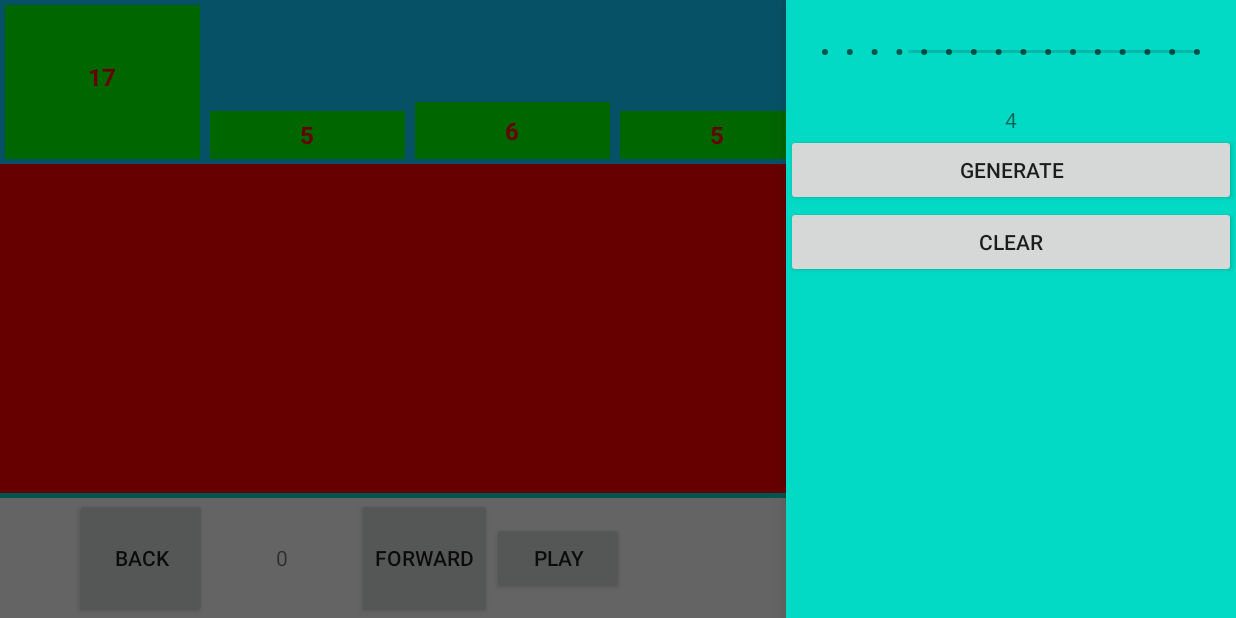
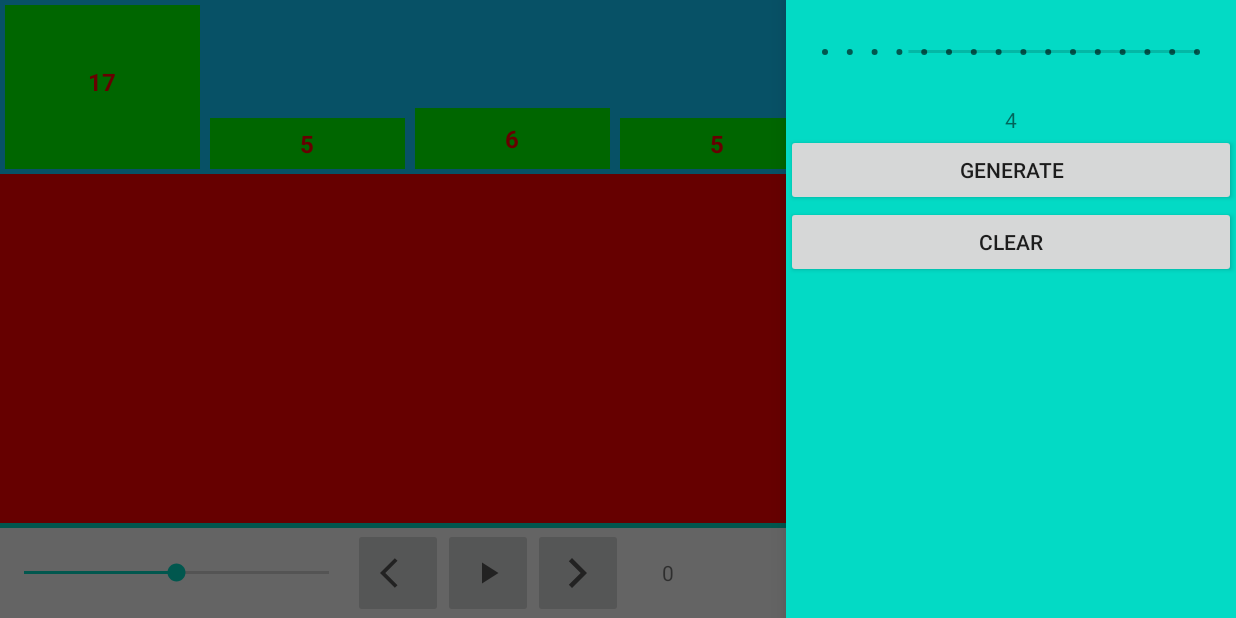
Before and after one commit to Porvil/Algoizer, an Android app: the screen it shows after launch (MergeSortActivity), after a tap on "GENERATE", on a phone screen of 824 x 412 dp (held sideways). Run offline under Robolectric (Android 15) with nearby library versions, the phone set to English and light mode, and no system bars; 3 other taps on this screen came first.

Commit message:
auto play updated, scrollview autoscroll added (small element, no text bug needs to be fixed)

```diff
--- a/app/src/main/java/com/iiitd/dsavisualizer/algorithms/sorting/merge/MergeSort.java
+++ b/app/src/main/java/com/iiitd/dsavisualizer/algorithms/sorting/merge/MergeSort.java
@@ -10,6 +10,7 @@ import android.widget.LinearLayout;
 import android.widget.TextView;
 
 import com.iiitd.dsavisualizer.R;
+import com.iiitd.dsavisualizer.runapp.others.AnimationDirection;
 import com.iiitd.dsavisualizer.runapp.others.AnimationState;
 import com.iiitd.dsavisualizer.runapp.others.ElementAnimationData;
 
@@ -67,12 +68,8 @@ public class MergeSort {
         }
 
         LinearLayout.LayoutParams layoutParams = new LinearLayout.LayoutParams(width, height);
-//        layoutParams.setMargins();
+        LayoutInflater vi = (LayoutInflater) context.getApplicationContext().getSystemService(Context.LAYOUT_INFLATER_SERVICE);
 
-//        ViewGroup.MarginLayoutParams layoutParams1 = new ViewGroup.MarginLayoutParams(width, height);
-//        layoutParams1.setMargins(5,5,5,5);
-
-        LayoutInflater vi = (LayoutInflater) context.getApplicationContext().getSystemService(Context.LAYOUT_INFLATER_SERVICE);
         linearLayout.setBackgroundColor(Color.RED);
         for(int i=0;i<data.length;i++){
             float h = (float)data[i] / (float)MAX;
@@ -124,7 +121,7 @@ public class MergeSort {
 //        AnimationState animationState = new AnimationState("MERGING LEFT AND RIGHT SIDE");
         AnimationState animationState = new AnimationState(MergeSortInfo.MERGE_STARTED, "-");
         for(int i=l;i<=r;i++){
-            animationState.add(new ElementAnimationData(arr[i].index, new Pair<>("B", 1)));
+            animationState.add(new ElementAnimationData(arr[i].index, new Pair<>(AnimationDirection.DOWN, 1)));
         }
 
         sequence.addAnimSeq(animationState);
@@ -165,8 +162,8 @@ public class MergeSort {
 
                 AnimationState animationState1 = new AnimationState(MergeSortInfo.L_LESSEQUAL_R,L[i].data + " <= " + R[j].data);
 //                AnimationState animationState1 = new AnimationState("Left <= Right");
-                ElementAnimationData u = new ElementAnimationData(L[finalI].index, new Pair<>("U", 1));
-                u.add(new Pair<>(diff < 0 ? "L" : "R", Math.abs(diff)));
+                ElementAnimationData u = new ElementAnimationData(L[finalI].index, new Pair<>(AnimationDirection.UP, 1));
+                u.add(new Pair<>(diff < 0 ? AnimationDirection.LEFT : AnimationDirection.RIGHT, Math.abs(diff)));
                 animationState1.add(u);
                 sequence.addAnimSeq(animationState1);
                 arr[k] = L[i];
@@ -179,8 +176,8 @@ public class MergeSort {
                 final int diff = start - end;
                 AnimationState animationState2 = new AnimationState(MergeSortInfo.L_GREATER_R, L[i].data + " > " + R[j].data);
 //                AnimationState animationState2 = new AnimationState("Left > Right");
-                ElementAnimationData u1 = new ElementAnimationData(R[finalJ].index, new Pair<>("U", 1));
-                u1.add(new Pair<>(diff < 0 ? "L" : "R", Math.abs(diff)));
+                ElementAnimationData u1 = new ElementAnimationData(R[finalJ].index, new Pair<>(AnimationDirection.UP, 1));
+                u1.add(new Pair<>(diff < 0 ? AnimationDirection.LEFT : AnimationDirection.RIGHT, Math.abs(diff)));
                 animationState2.add(u1);
                 sequence.addAnimSeq(animationState2);
 
@@ -205,8 +202,8 @@ public class MergeSort {
             int anim = diff < 0 ? -1 : diff>0 ? 1 : 0;
             AnimationState animationState1 = new AnimationState(MergeSortInfo.L_EXTRAS, L[i].data + " copied to final array");
 //            AnimationState animationState1 = new AnimationState("Left Extras");
-            ElementAnimationData u = new ElementAnimationData(L[finalI].index, new Pair<>("U", 1));
-            u.add(new Pair<>(diff < 0 ? "L" : "R", Math.abs(diff)));
+            ElementAnimationData u = new ElementAnimationData(L[finalI].index, new Pair<>(AnimationDirection.UP, 1));
+            u.add(new Pair<>(diff < 0 ? AnimationDirection.LEFT : AnimationDirection.RIGHT, Math.abs(diff)));
             animationState1.add(u);
             sequence.addAnimSeq(animationState1);
 
@@ -227,8 +224,8 @@ public class MergeSort {
             int anim = diff < 0 ? -1 : diff>0 ? 1 : 0;
             AnimationState animationState1 = new AnimationState(MergeSortInfo.R_EXTRAS, R[j].data + " copied to final array");
 //            AnimationState animationState1 = new AnimationState("Right Extras");
-            ElementAnimationData u = new ElementAnimationData(R[finalJ].index, new Pair<>("U", 1));
-            u.add(new Pair<>(diff < 0 ? "L" : "R", Math.abs(diff)));
+            ElementAnimationData u = new ElementAnimationData(R[finalJ].index, new Pair<>(AnimationDirection.UP, 1));
+            u.add(new Pair<>(diff < 0 ? AnimationDirection.LEFT : AnimationDirection.RIGHT, Math.abs(diff)));
             animationState1.add(u);
             sequence.addAnimSeq(animationState1);
 
@@ -253,7 +250,7 @@ public class MergeSort {
 
             //LEFT SORT
             for(int i=l;i<=m;i++){
-                animationState1.add(new ElementAnimationData(data[i].index, new Pair<>("B", 1)));
+                animationState1.add(new ElementAnimationData(data[i].index, new Pair<>(AnimationDirection.DOWN, 1)));
             }
 
             sequence.addAnimSeq(animationState1);
@@ -265,7 +262,7 @@ public class MergeSort {
 
             //RIGHT SORT
             for(int i=l;i<=m;i++){
-                animationState4.add(new ElementAnimationData(data[i].index, new Pair<>("U", 1)));
+                animationState4.add(new ElementAnimationData(data[i].index, new Pair<>(AnimationDirection.UP, 1)));
             }
 
             sequence.addAnimSeq(animationState4);
@@ -277,7 +274,7 @@ public class MergeSort {
 
             System.out.println("SORTING RIGHT SIDE");
             for(int i=m+1;i<=r;i++){
-                animationState2.add(new ElementAnimationData(data[i].index, new Pair<>("B", 1)));
+                animationState2.add(new ElementAnimationData(data[i].index, new Pair<>(AnimationDirection.DOWN, 1)));
             }
 
             sequence.addAnimSeq(animationState2);
@@ -288,7 +285,7 @@ public class MergeSort {
             final AnimationState animationState3 = new AnimationState(MergeSortInfo.RS_U, "RS Done");
 //            final AnimationState animationState3 = new AnimationState("Right Sort U");
             for(int i=m+1;i<=r;i++){
-                animationState3.add(new ElementAnimationData(data[i].index, new Pair<>("U", 1)));
+                animationState3.add(new ElementAnimationData(data[i].index, new Pair<>(AnimationDirection.UP, 1)));
             }
 
             sequence.addAnimSeq(animationState3);
@@ -300,7 +297,7 @@ public class MergeSort {
             System.out.println("Single merge");
             AnimationState animationState = new AnimationState(MergeSortInfo.SINGLE_MERGE, data[l].data + " is already sorted");
 //            AnimationState animationState = new AnimationState("Single Merge");
-            animationState.add(new ElementAnimationData(l, new Pair<>("-", 1)));
+            animationState.add(new ElementAnimationData(l, new Pair<>(AnimationDirection.NULL, 1)));
             sequence.addAnimSeq(animationState);
         }
     }
--- a/app/src/main/java/com/iiitd/dsavisualizer/algorithms/sorting/merge/MergeSortSequence.java
+++ b/app/src/main/java/com/iiitd/dsavisualizer/algorithms/sorting/merge/MergeSortSequence.java
@@ -5,6 +5,7 @@ import android.util.Pair;
 import android.view.View;
 
 import com.iiitd.dsavisualizer.runapp.others.AnimateViews;
+import com.iiitd.dsavisualizer.runapp.others.AnimationDirection;
 import com.iiitd.dsavisualizer.runapp.others.AnimationState;
 import com.iiitd.dsavisualizer.runapp.others.ElementAnimationData;
 import com.iiitd.dsavisualizer.runapp.others.Sequence;
@@ -72,7 +73,7 @@ public class MergeSortSequence extends Sequence {
         System.out.println("----------------------");
         for(ElementAnimationData elementAnimationData : old.aldDatta){
             ElementAnimationData inverse = ElementAnimationData.reverse(elementAnimationData);
-            for(Pair<String, Integer> inst : inverse.instructions){
+            for(Pair<AnimationDirection, Integer> inst : inverse.instructions){
                 int index = inverse.index;
                 System.out.println(index + " | " + inst);
 
@@ -96,7 +97,7 @@ public class MergeSortSequence extends Sequence {
         AnimationState now = animationStates.get(curSeqNo);
         System.out.println("----------------------");
         for(ElementAnimationData elementAnimationData : now.aldDatta){
-            for(Pair<String, Integer> inst : elementAnimationData.instructions){
+            for(Pair<AnimationDirection, Integer> inst : elementAnimationData.instructions){
                 int index = elementAnimationData.index;
                 System.out.println( index + " | " + inst);
 
--- a/app/src/main/java/com/iiitd/dsavisualizer/runapp/others/AnimationDirection.java
+++ b/app/src/main/java/com/iiitd/dsavisualizer/runapp/others/AnimationDirection.java
@@ -2,8 +2,8 @@ package com.iiitd.dsavisualizer.runapp.others;
 
 public enum AnimationDirection {
     NULL,
-    TOP,
+    UP,
     RIGHT,
-    BOTTOM,
+    DOWN,
     LEFT
 }
--- a/app/src/main/java/com/iiitd/dsavisualizer/utility/Util.java
+++ b/app/src/main/java/com/iiitd/dsavisualizer/utility/Util.java
@@ -2,6 +2,8 @@ package com.iiitd.dsavisualizer.utility;
 
 import android.content.Intent;
 import android.graphics.Color;
+import android.widget.ScrollView;
+import android.widget.SeekBar;
 import android.widget.TextView;
 
 public class Util {
@@ -20,10 +22,12 @@ public class Util {
         }
     }
 
-    public static void changeTextViewsColors(TextView[] textViews, int normal, int highlight, Integer[] indexes){
+    public static void changeTextViewsColors(ScrollView scrollView, TextView[] textViews, int normal, int highlight, Integer[] indexes){
         for(TextView textView : textViews){
             textView.setBackgroundColor(normal);
         }
+
+        scrollView.scrollTo(0, (int) textViews[indexes[0]].getY());
 
         for(int i:indexes){
             textViews[i].setBackgroundColor(highlight);
--- /dev/null
+++ b/app/src/main/res/drawable/ic_baseline_arrow_back_ios_24.xml
@@ -0,0 +1,10 @@
+<vector xmlns:android="http://schemas.android.com/apk/res/android"
+    android:width="24dp"
+    android:height="24dp"
+    android:viewportWidth="24"
+    android:viewportHeight="24"
+    android:tint="?attr/colorControlNormal">
+  <path
+      android:fillColor="@android:color/white"
+      android:pathData="M11.67,3.87L9.9,2.1 0,12l9.9,9.9 1.77,-1.77L3.54,12z"/>
+</vector>
--- /dev/null
+++ b/app/src/main/res/drawable/ic_baseline_arrow_forward_ios_24.xml
@@ -0,0 +1,10 @@
+<vector xmlns:android="http://schemas.android.com/apk/res/android"
+    android:width="24dp"
+    android:height="24dp"
+    android:viewportWidth="24"
+    android:viewportHeight="24"
+    android:tint="?attr/colorControlNormal">
+  <path
+      android:fillColor="@android:color/white"
+      android:pathData="M5.88,4.12L13.76,12l-7.88,7.88L8,22l10,-10L8,2z"/>
+</vector>
--- /dev/null
+++ b/app/src/main/res/drawable/ic_baseline_pause_24.xml
@@ -0,0 +1,10 @@
+<vector xmlns:android="http://schemas.android.com/apk/res/android"
+    android:width="24dp"
+    android:height="24dp"
+    android:viewportWidth="24"
+    android:viewportHeight="24"
+    android:tint="?attr/colorControlNormal">
+  <path
+      android:fillColor="@android:color/white"
+      android:pathData="M6,19h4L10,5L6,5v14zM14,5v14h4L18,5h-4z"/>
+</vector>
--- /dev/null
+++ b/app/src/main/res/drawable/ic_baseline_play_arrow_24.xml
@@ -0,0 +1,10 @@
+<vector xmlns:android="http://schemas.android.com/apk/res/android"
+    android:width="24dp"
+    android:height="24dp"
+    android:viewportWidth="24"
+    android:viewportHeight="24"
+    android:tint="?attr/colorControlNormal">
+  <path
+      android:fillColor="@android:color/white"
+      android:pathData="M8,5v14l11,-7z"/>
+</vector>
--- a/app/src/main/res/layout-land/activity_merge_sort.xml
+++ b/app/src/main/res/layout-land/activity_merge_sort.xml
@@ -6,6 +6,7 @@
 
     android:layout_height="match_parent"
     android:baselineAligned="false"
+    android:verticalScrollbarPosition="left"
     tools:context=".algorithms.sorting.merge.MergeSortActivity"
     tools:ignore="MissingDefaultResource">
 
@@ -13,8 +14,8 @@
         android:id="@+id/ll_maincontainer"
         android:layout_width="0dp"
         android:layout_height="match_parent"
-        android:orientation="vertical"
-        android:layout_weight="2">
+        android:layout_weight="2"
+        android:orientation="vertical">
 
         <LinearLayout
             android:id="@+id/ll_anim"
@@ -33,40 +34,47 @@
         <LinearLayout
             android:id="@+id/ll_animcontrols"
             android:layout_width="match_parent"
-            android:layout_height="80dp"
+            android:layout_height="60dp"
             android:gravity="center"
             android:orientation="horizontal">
 
-            <Button
+            <SeekBar
+                android:id="@+id/sb_animspeed"
+                android:layout_width="120dp"
+                android:layout_height="wrap_content"
+                android:layout_weight="1"
+                android:progress="50" />
+
+            <ImageButton
                 android:id="@+id/btn_backward"
-                android:layout_width="wrap_content"
-                android:layout_height="match_parent"
-                android:text="Back" />
+                android:layout_width="60dp"
+                android:layout_height="60dp"
+                app:srcCompat="@drawable/ic_baseline_arrow_back_ios_24" />
+
+
+            <ImageButton
+                android:id="@+id/btn_play"
+                android:layout_width="60dp"
+                android:layout_height="60dp"
+                app:srcCompat="@drawable/ic_baseline_play_arrow_24" />
+
+            <ImageButton
+                android:id="@+id/btn_forward"
+                android:layout_width="60dp"
+                android:layout_height="60dp"
+                app:srcCompat="@drawable/ic_baseline_arrow_forward_ios_24" />
 
             <TextView
                 android:id="@+id/tv_seqno"
-                android:layout_width="100dp"
-                android:layout_height="match_parent"
+                android:layout_width="60dp"
+                android:layout_height="60dp"
                 android:gravity="center"
                 android:text="0" />
 
-            <Button
-                android:id="@+id/btn_forward"
-                android:layout_width="wrap_content"
-                android:layout_height="match_parent"
-                android:text="Forward" />
-
-            <Button
-                android:id="@+id/btn_play"
-                android:layout_width="wrap_content"
-                android:layout_height="wrap_content"
-                android:text="Play" />
-
             <com.google.android.material.floatingactionbutton.FloatingActionButton
                 android:id="@+id/fab_menubutton"
-                android:layout_width="100dp"
-                android:layout_height="wrap_content"
-                android:layout_gravity="end|bottom"
+                android:layout_width="41dp"
+                android:layout_height="39dp"
                 android:layout_margin="16dp" />
 
         </LinearLayout>
@@ -118,7 +126,11 @@
         <ScrollView
             android:id="@+id/sv_psuedocode"
             android:layout_width="match_parent"
-            android:layout_height="match_parent">
+            android:layout_height="match_parent"
+            android:fadeScrollbars="false"
+            android:scrollbarSize="10dp"
+            android:scrollbarStyle="outsideInset"
+            android:verticalScrollbarPosition="left">
 
             <LinearLayout
                 android:id="@+id/ll_pseudocode"
```
Also changed, not shown: app/src/main/java/com/iiitd/dsavisualizer/algorithms/sorting/merge/MergeSortActivity.java (+82 -53 lines), app/src/main/java/com/iiitd/dsavisualizer/runapp/others/AnimateViews.java (+31 -0 lines), app/src/main/java/com/iiitd/dsavisualizer/runapp/others/ElementAnimationData.java (+27 -24 lines), app/src/main/res/drawable/ic_baseline_arrow_left_24.xml (added, +10 -0 lines), app/src/main/res/drawable/ic_baseline_arrow_right_24.xml (added, +10 -0 lines).
